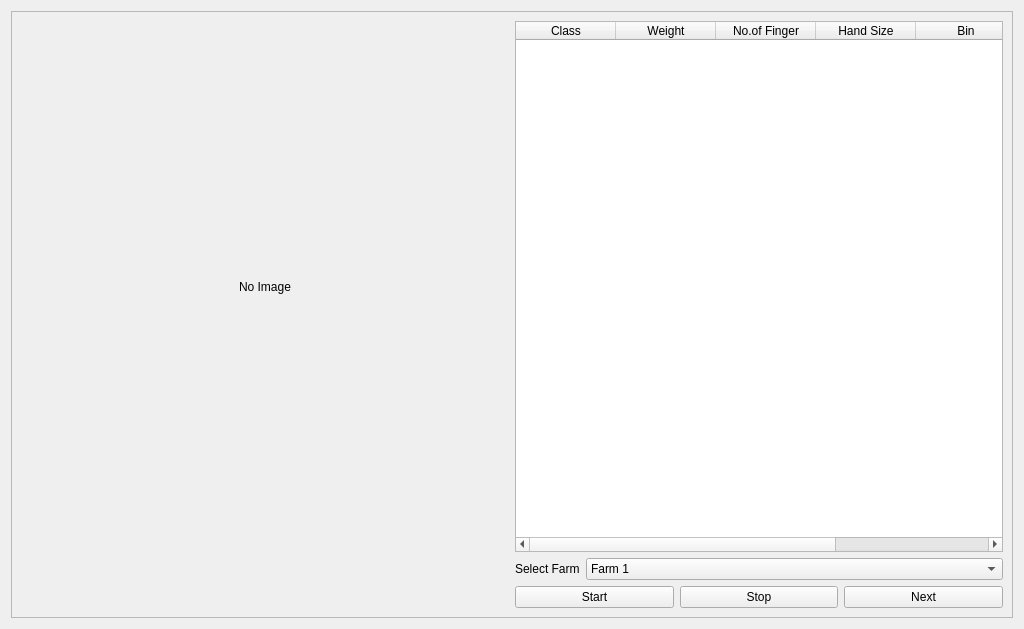
Before: the Qt Designer form old/ui/resultUi.ui in fredoBoss/BananaSort, drawn with Qt 5.
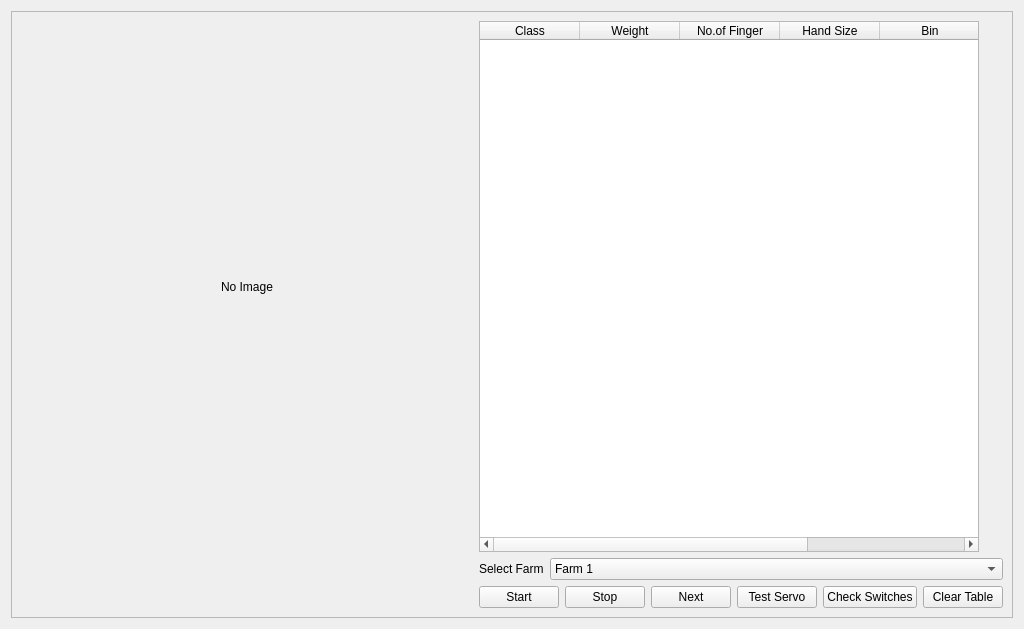
After: the same form once the commit is applied.

Commit message: Refactor database connection handling and enhance UI: implement test database connection function, update saveToDatabase logic, and add Clear Table button with tooltip

Patch:
```diff
--- a/old/ui/resultUi.ui
+++ b/old/ui/resultUi.ui
@@ -123,6 +123,42 @@
                                         </property>
                                     </widget>
                                 </item>
+                                <item>
+                                    <widget class="QPushButton" name="btnTestServo">
+                                        <property name="enabled">
+                                            <bool>true</bool>
+                                        </property>
+                                        <property name="text">
+                                            <string>Test Servo</string>
+                                        </property>
+                                        <property name="toolTip">
+                                            <string>Fire a servo gate for testing (testServo:N)</string>
+                                        </property>
+                                    </widget>
+                                </item>
+                                <item>
+                                    <widget class="QPushButton" name="btnCheckSw">
+                                        <property name="enabled">
+                                            <bool>true</bool>
+                                        </property>
+                                        <property name="text">
+                                            <string>Check Switches</string>
+                                        </property>
+                                        <property name="toolTip">
+                                            <string>Read all 8 limit switch states (checkLimitSw:)</string>
+                                        </property>
+                                    </widget>
+                                </item>
+                                <item>
+                                    <widget class="QPushButton" name="btnClearTable">
+                                        <property name="text">
+                                            <string>Clear Table</string>
+                                        </property>
+                                        <property name="toolTip">
+                                            <string>Clear all rows from the result table</string>
+                                        </property>
+                                    </widget>
+                                </item>
                             </layout>
                         </item>
                         <item row="0" column="0">
```
Left out of the diff: 7 changed lines with no effect on the pictures. The commit also changes 1 other file.
